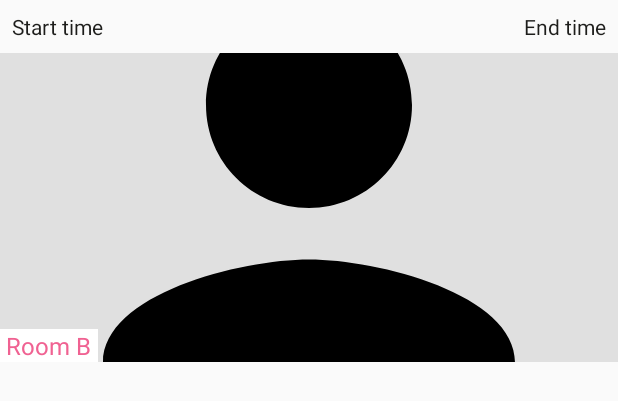
After one commit to droidconpl/droidcon-mobile-app, an Android app: the layout agenda_item_tripple.xml on its own in the app's theme, with its tools: preview values and no code run, on a phone screen of 412 x 824 dp. The commit adds this screen. Shown: the top 401 px of the screen. Run offline under Robolectric (Android 15) with nearby library versions, the phone set to English and light mode, and no system bars.

Commit message:
separate layout for info bars

```diff
--- /dev/null
+++ b/app/src/main/res/layout/agenda_item_tripple.xml
@@ -0,0 +1,101 @@
+<?xml version="1.0" encoding="utf-8"?>
+<android.support.constraint.ConstraintLayout xmlns:android="http://schemas.android.com/apk/res/android"
+    xmlns:app="http://schemas.android.com/apk/res-auto"
+    xmlns:tools="http://schemas.android.com/tools"
+    android:layout_width="match_parent"
+    android:layout_height="wrap_content">
+
+
+    <ImageView
+        android:id="@+id/speaker_1_picture"
+        android:layout_width="0dp"
+        android:layout_height="0dp"
+        android:layout_marginTop="8dp"
+        android:scaleType="centerCrop"
+        app:layout_constraintDimensionRatio="H,2:1"
+        app:layout_constraintEnd_toEndOf="parent"
+        app:layout_constraintStart_toStartOf="parent"
+        app:layout_constraintTop_toBottomOf="@+id/start_time"
+        tools:background="@color/alto"
+        tools:src="@drawable/ic_person" />
+
+    <TextView
+        android:id="@+id/speaker_1_room"
+        style="@style/AgendaRoomLabel"
+        android:layout_width="wrap_content"
+
+        android:layout_height="wrap_content"
+        android:text="Room A"
+        app:layout_constraintBottom_toBottomOf="@id/speaker_1_picture" />
+
+    <ImageView
+        android:id="@+id/speaker_2_picture"
+        android:layout_width="0dp"
+        android:layout_height="0dp"
+        app:layout_constraintDimensionRatio="H,1:1"
+        app:layout_constraintRight_toLeftOf="@id/guideline3"
+        app:layout_constraintStart_toStartOf="parent"
+        app:layout_constraintTop_toBottomOf="@id/speaker_1_picture"
+        tools:background="@color/pistachio"
+        tools:src="@drawable/ic_person" />
+
+    <TextView
+        android:id="@+id/speaker_2_room"
+        style="@style/AgendaRoomLabel"
+        android:layout_width="wrap_content"
+        android:layout_height="wrap_content"
+        android:text="Room B"
+        app:layout_constraintBottom_toBottomOf="@id/speaker_2_picture" />
+
+    <ImageView
+        android:id="@+id/speaker_3_picture"
+        android:layout_width="0dp"
+        android:layout_height="0dp"
+        android:scaleType="fitCenter"
+        app:layout_constraintDimensionRatio="H,1:1"
+        app:layout_constraintEnd_toEndOf="parent"
+        app:layout_constraintLeft_toRightOf="@id/guideline3"
+        app:layout_constraintTop_toBottomOf="@id/speaker_1_picture"
+        tools:background="@color/mine_shaft"
+        tools:src="@drawable/ic_person" />
+
+    <TextView
+        android:id="@+id/speaker_3_room"
+        style="@style/AgendaRoomLabel"
+        android:layout_width="wrap_content"
+        android:layout_height="wrap_content"
+        android:text="Room C"
+        app:layout_constraintBottom_toBottomOf="@id/speaker_3_picture"
+        app:layout_constraintLeft_toLeftOf="@+id/speaker_3_picture" />
+
+    <TextView
+        android:id="@+id/start_time"
+        android:layout_width="wrap_content"
+        android:layout_height="wrap_content"
+        android:layout_marginStart="8dp"
+        android:layout_marginTop="8dp"
+        android:textColor="@color/heavy_metal"
+        app:layout_constraintStart_toStartOf="parent"
+        app:layout_constraintTop_toTopOf="parent"
+        tools:text="Start time" />
+
+    <TextView
+        android:id="@+id/end_time"
+        android:layout_width="wrap_content"
+        android:layout_height="wrap_content"
+        android:layout_marginEnd="8dp"
+        android:textColor="@color/heavy_metal"
+        app:layout_constraintEnd_toEndOf="parent"
+        app:layout_constraintTop_toTopOf="@+id/start_time"
+        tools:text="End time" />
+
+
+    <android.support.constraint.Guideline
+        android:id="@+id/guideline3"
+        android:layout_width="wrap_content"
+        android:layout_height="wrap_content"
+        android:orientation="vertical"
+        app:layout_constraintGuide_percent="0.50" />
+
+
+</android.support.constraint.ConstraintLayout>
--- a/app/src/main/res/values/styles.xml
+++ b/app/src/main/res/values/styles.xml
@@ -21,4 +21,12 @@
         <item name="android:visibility">gone</item>
     </style>
 
+    <style name="AgendaRoomLabel">
+        <item name="android:background">@color/white</item>
+        <item name="android:textColor">#f06292</item>
+        <item name="android:textSize">16sp</item>
+        <item name="android:paddingStart">4dp</item>
+        <item name="android:paddingEnd">4dp</item>
+    </style>
+
 </resources>
```
Also changed, not shown: app/src/main/java/pl/droidcon/app/agenda/view/AgendaAdapter.kt (+89 -17 lines), app/src/main/res/drawable/ic_sad.xml (added, +15 -0 lines), app/src/main/res/layout/agenda_item.xml (+4 -15 lines).
